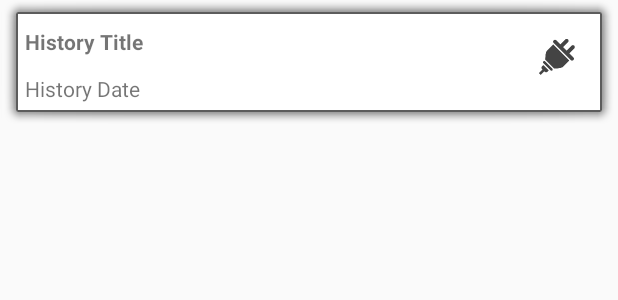
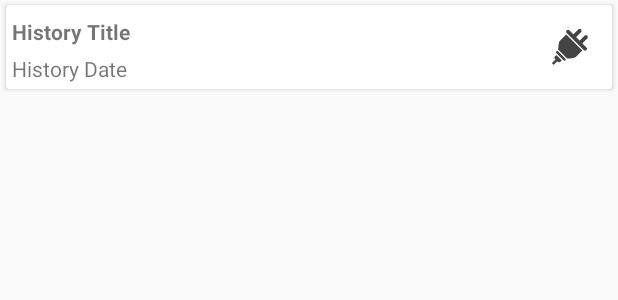
Before and after one commit to Waynehfut/easyconnect, an Android app: the layout list_item.xml on its own in the app's theme, with its tools: preview values and no code run, on a phone screen of 412 x 824 dp. Shown: the top 300 px of the screen. Run offline under Robolectric (Android 15) with nearby library versions, the phone set to English and light mode, and no system bars.

Commit message:
update index list item ui
Signed-off-by: waynehfut <waynehfut@163.com>

```diff
--- a/app/src/main/res/layout/body_history_list.xml
+++ b/app/src/main/res/layout/body_history_list.xml
@@ -1,8 +1,10 @@
 <?xml version="1.0" encoding="utf-8"?>
 <android.support.v7.widget.RecyclerView xmlns:android="http://schemas.android.com/apk/res/android"
     android:layout_width="match_parent"
-    android:layout_height="wrap_content"
+    android:layout_height="match_parent"
     android:id="@+id/index_list_iew"
-    android:layout_marginTop="60dp">
+    android:layout_marginTop="60dp"
+    android:paddingBottom="20dp"
+    android:layout_marginBottom="20dp">
 
 </android.support.v7.widget.RecyclerView>
--- a/app/src/main/res/layout/list_item.xml
+++ b/app/src/main/res/layout/list_item.xml
@@ -1,16 +1,21 @@
 <?xml version="1.0" encoding="utf-8"?>
-<RelativeLayout xmlns:android="http://schemas.android.com/apk/res/android"
+<android.support.v7.widget.CardView xmlns:android="http://schemas.android.com/apk/res/android"
     xmlns:tools="http://schemas.android.com/tools"
     android:orientation="vertical"
     android:layout_width="match_parent"
     android:layout_height="wrap_content"
     android:background="@android:drawable/alert_light_frame"
+    android:paddingBottom="20dp"
+    android:layout_marginRight="4dp"
+    android:layout_marginLeft="4dp"
+    android:layout_marginTop="3dp"
+    android:layout_marginBottom="2dp"
     >
     <ImageView
         android:layout_width="wrap_content"
         android:layout_height="wrap_content"
         android:id="@+id/list_History_Type"
-        android:layout_alignParentRight="true"
+       android:layout_gravity="right"
         android:padding="4dp"
         android:src="@drawable/ic_charge"
         android:scaleX="0.5"
@@ -19,7 +24,7 @@
         android:layout_width="match_parent"
         android:layout_height="wrap_content"
         android:id="@+id/list_History_Title"
-        android:layout_toLeftOf="@id/list_History_Type"
+        android:layout_gravity="top"
         android:textStyle="bold"
         android:layout_marginTop="4dp"
         android:padding="4dp"
@@ -30,8 +35,8 @@
         android:layout_height="wrap_content"
         android:id="@+id/list_History_Subtitle"
         android:layout_marginTop="4dp"
-        android:layout_toLeftOf="@id/list_History_Type"
+        android:layout_gravity="bottom"
         android:layout_below="@id/list_History_Title"
         android:padding="4dp"
         tools:text="History Date"/>
-</RelativeLayout>
+</android.support.v7.widget.CardView>
```
